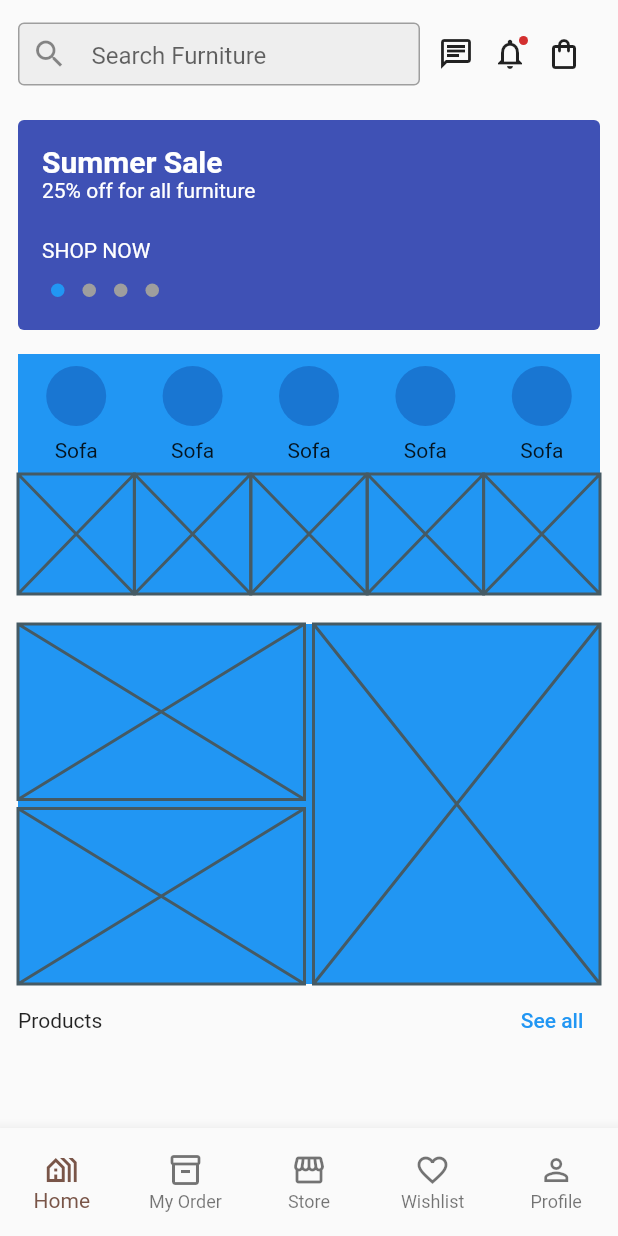
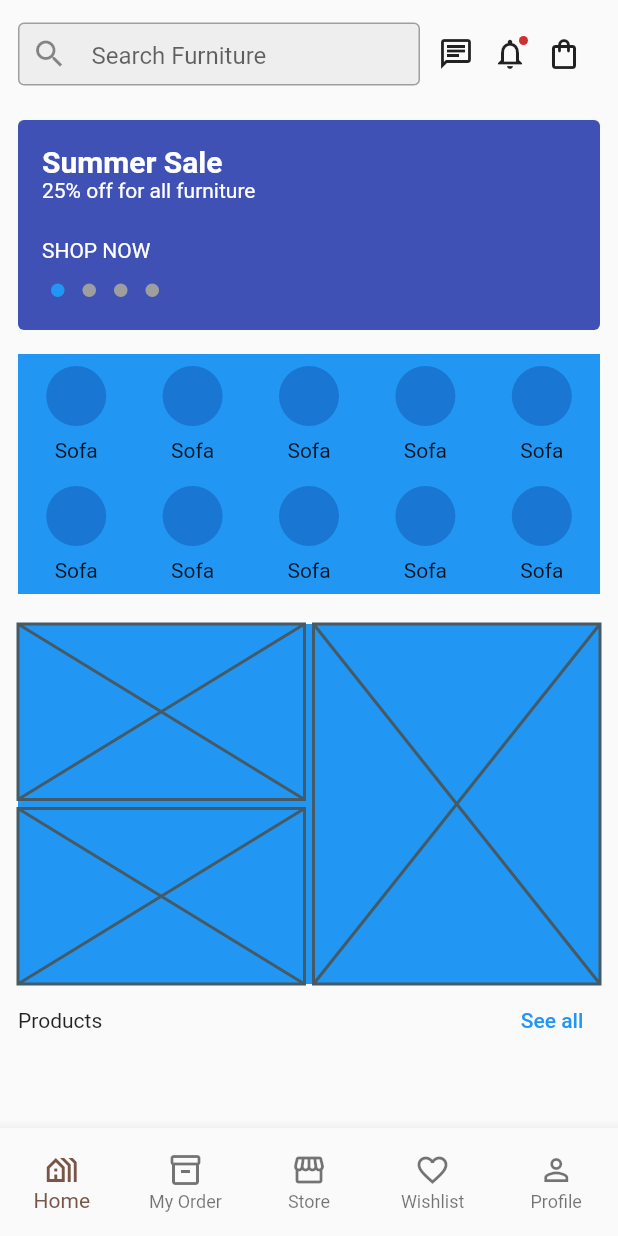
Before and after one commit to JAICHANGPARK/flutter_notebook_chapter_30, a Flutter app: the FurnitureMainPage screen opened directly, on a phone screen of 412 x 824 dp. Run offline on Flutter 3.47's test engine with Material 2 defaults, Android fonts, the phone set to English and light mode, and no system bars; drawn by our look-alikes of dots_indicator.

Commit message:
Update furniture_main_page.dart

```diff
--- a/lib/ep1505_furniture_store_app/view/furniture_main_page.dart
+++ b/lib/ep1505_furniture_store_app/view/furniture_main_page.dart
@@ -177,11 +177,61 @@ class _FurnitureMainPageState extends State<FurnitureMainPage> {
                             Expanded(
                               child: Row(
                                 children: [
-                                  Expanded(child: Placeholder()),
-                                  Expanded(child: Placeholder()),
-                                  Expanded(child: Placeholder()),
-                                  Expanded(child: Placeholder()),
-                                  Expanded(child: Placeholder()),
+                                  Expanded(
+                                      child: Column(
+                                        mainAxisAlignment: MainAxisAlignment.center,
+                                        children: [
+                                          CircleAvatar(),
+                                          SizedBox(
+                                            height: 8,
+                                          ),
+                                          Text("Sofa")
+                                        ],
+                                      )),
+                                  Expanded(
+                                      child: Column(
+                                        mainAxisAlignment: MainAxisAlignment.center,
+                                        children: [
+                                          CircleAvatar(),
+                                          SizedBox(
+                                            height: 8,
+                                          ),
+                                          Text("Sofa")
+                                        ],
+                                      )),
+                                  Expanded(
+                                      child: Column(
+                                        mainAxisAlignment: MainAxisAlignment.center,
+                                        children: [
+                                          CircleAvatar(),
+                                          SizedBox(
+                                            height: 8,
+                                          ),
+                                          Text("Sofa")
+                                        ],
+                                      )),
+                                  Expanded(
+                                      child: Column(
+                                        mainAxisAlignment: MainAxisAlignment.center,
+                                        children: [
+                                          CircleAvatar(),
+                                          SizedBox(
+                                            height: 8,
+                                          ),
+                                          Text("Sofa")
+                                        ],
+                                      )),
+                                  Expanded(
+                                      child: Column(
+                                        mainAxisAlignment: MainAxisAlignment.center,
+                                        children: [
+                                          CircleAvatar(),
+                                          SizedBox(
+                                            height: 8,
+                                          ),
+                                          Text("Sofa")
+                                        ],
+                                      )),
                                 ],
                               ),
                             ),
```
